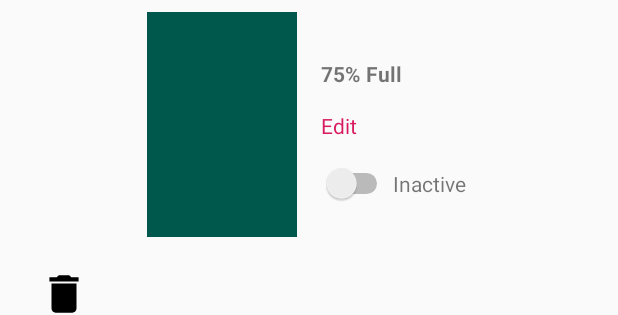
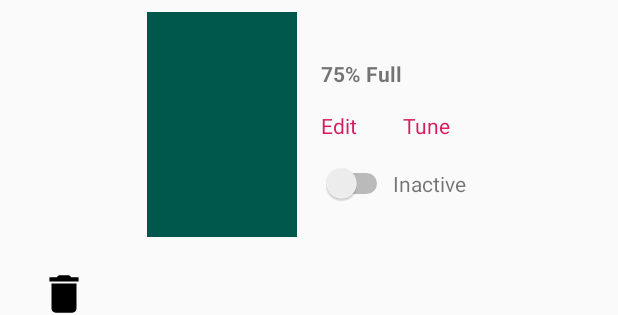
Before and after one commit to mohammadraasel/GarbageCollectorIOT, an Android app: the layout fragment_bin_details.xml on its own in the app's theme, with its tools: preview values and no code run, on a phone screen of 412 x 824 dp. Shown: the top 315 px of the screen. Run offline under Robolectric (Android 15) with nearby library versions, the phone set to English and light mode, and no system bars.

Commit message:
bin tune feature add in android and multiple sms send bug fixed in socket server

```diff
--- a/CollectionNotifier/app/src/main/res/layout/fragment_bin_details.xml
+++ b/CollectionNotifier/app/src/main/res/layout/fragment_bin_details.xml
@@ -47,6 +47,11 @@
                 android:text="@string/bin_text"
                 android:textStyle="bold" />
 
+            <LinearLayout
+                android:layout_width="match_parent"
+                android:layout_height="wrap_content"
+                android:orientation="horizontal">
+
                 <TextView
                     android:id="@+id/button_edit_bin"
                     android:layout_width="wrap_content"
@@ -61,6 +66,18 @@
                     android:paddingBottom="15dp"
                     android:text="@string/edit"
                     android:textColor="@color/colorAccent" />
+
+                <TextView
+                    android:id="@+id/button_tune_bin"
+                    android:layout_width="wrap_content"
+                    android:layout_height="wrap_content"
+                    android:background="?attr/selectableItemBackgroundBorderless"
+                    android:clickable="true"
+                    android:focusable="true"
+                    android:padding="15dp"
+                    android:text="@string/tune"
+                    android:textColor="@color/colorAccent" />
+            </LinearLayout>
 
             <LinearLayout
                 android:layout_width="match_parent"
--- a/CollectionNotifier/app/src/main/res/values/strings.xml
+++ b/CollectionNotifier/app/src/main/res/values/strings.xml
@@ -10,4 +10,5 @@
     <string name="edit">Edit</string>
     <string name="active">Active</string>
     <string name="inactive">Inactive</string>
+    <string name="tune">Tune</string>
 </resources>
```
Also changed, not shown: CollectionNotifier/app/src/main/java/com/fahimshahrierrasel/collectionnotifier/fragment/BinDetailsFragment.java (+11 -0 lines), 1 other file. Lines whose indentation alone changed are shown as unchanged.
